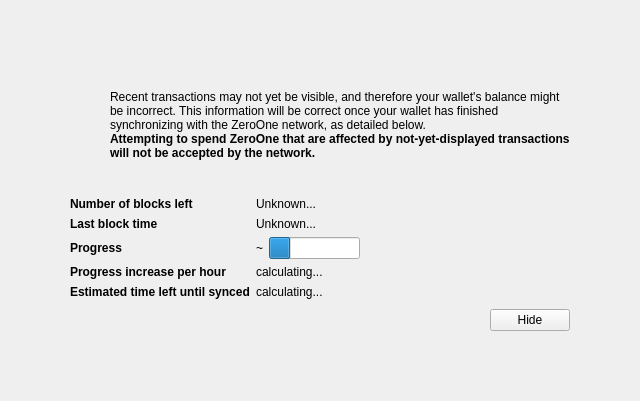
Before: the Qt Designer form src/qt/forms/modaloverlay.ui in zocteam/zeroonecoin, drawn with Qt 5.
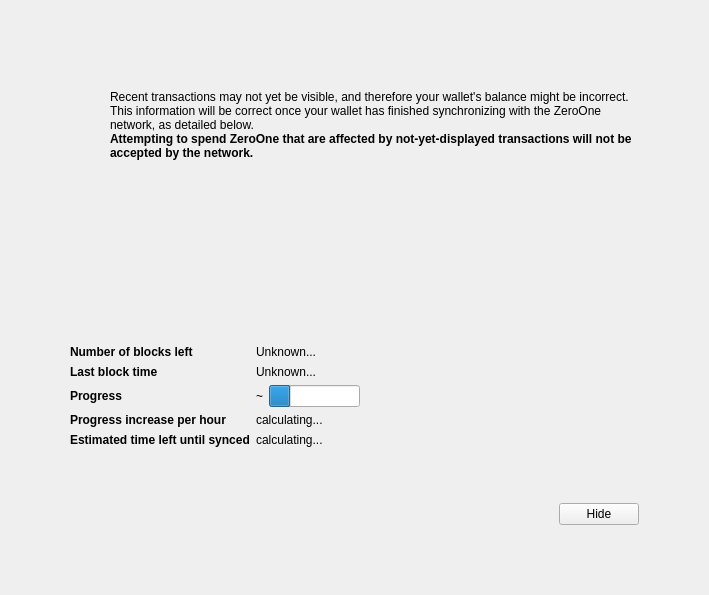
After: the same form once the commit is applied. Icons and pictures are not drawn. Custom widgets are drawn as their Qt base class.

Diff of the .ui file:
```diff
--- a/src/qt/forms/modaloverlay.ui
+++ b/src/qt/forms/modaloverlay.ui
@@ -6,8 +6,8 @@
    <rect>
     <x>0</x>
     <y>0</y>
-    <width>640</width>
-    <height>401</height>
+    <width>709</width>
+    <height>595</height>
    </rect>
   </property>
   <property name="windowTitle">
@@ -321,6 +321,19 @@
              </property>
             </widget>
            </item>
+           <item row="6" column="1">
+            <spacer name="verticalSpacer_2">
+             <property name="orientation">
+              <enum>Qt::Vertical</enum>
+             </property>
+             <property name="sizeHint" stdset="0">
+              <size>
+               <width>20</width>
+               <height>40</height>
+              </size>
+             </property>
+            </spacer>
+           </item>
           </layout>
          </item>
          <item>
@@ -354,21 +367,7 @@
           </layout>
          </item>
          <item>
-          <layout class="QVBoxLayout" name="verticalLayout_2">
-           <item>
-            <spacer name="verticalSpacer">
-             <property name="orientation">
-              <enum>Qt::Vertical</enum>
-             </property>
-             <property name="sizeHint" stdset="0">
-              <size>
-               <width>20</width>
-               <height>40</height>
-              </size>
-             </property>
-            </spacer>
-           </item>
-          </layout>
+          <layout class="QVBoxLayout" name="verticalLayout_2"/>
          </item>
         </layout>
        </widget>
```
